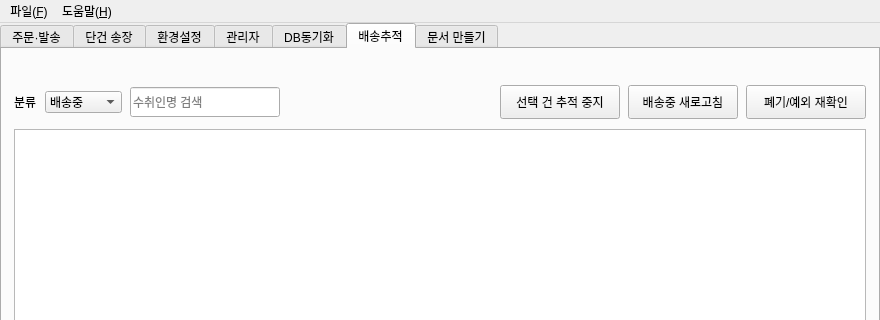
Peanut0711/easy-fulfill, file ui/main_window.ui: the form before one commit; both pictures show x 0 to 880 and y 0 to 320 of the 880 by 740 pixel window.
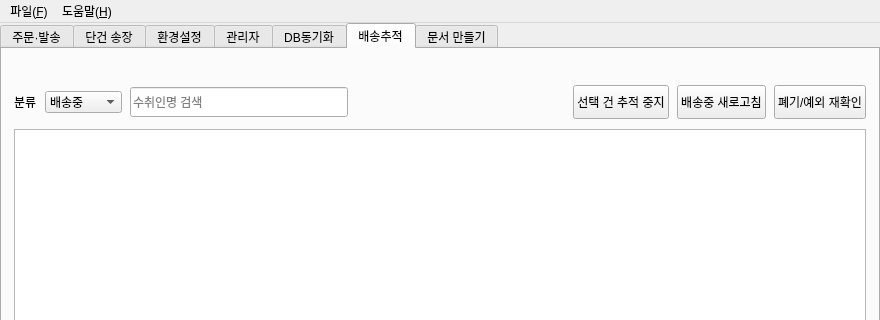
The form after the commit. The open tabs and pages were chosen to show the change.

Commit message:
feat(ui): 배송추적·상세페이지 탭 최소 크기 줄이기
창 크기·설정 탭 계획 A-1·A-2. 창을 띄우지 않고 Windows 맑은 고딕 기준으로
창과 탭별 최소 크기를 재는 tools/measure_window_sizes.py와 크기 예산
(창 680×560, 탭 670×440) 테스트를 추가했다.

- 배송추적: 진행 문구를 건수 줄 오른쪽으로 옮기고 검색칸·버튼 최소 폭을
  줄였다. 건수·진행 문구는 글자가 길어도 창을 넓히지 않고 원문은 툴팁으로 보인다.
- 상세페이지: 탭 내용을 스크롤 영역에 넣었다.
- 앱 버전 0.0.9.

측정(전→후): 배송추적 탭 최소 폭 700→631, 상세페이지 탭 최소 높이 600→54,
창 최소 크기 706×806→667×806. 높이는 관리자 탭(689) 때문에 남아 있어
B단계에서 해결한다. 이 커밋의 테스트는 모두 통과했다(다음 커밋의 창 위치
테스트 파일 제외).

```diff
--- a/ui/main_window.ui
+++ b/ui/main_window.ui
@@ -1643,7 +1643,7 @@
           <item>
            <widget class="QLabel" name="label_tracking_count">
             <property name="sizePolicy">
-             <sizepolicy hsizetype="Expanding" vsizetype="Preferred">
+             <sizepolicy hsizetype="Ignored" vsizetype="Preferred">
               <horstretch>1</horstretch>
               <verstretch>0</verstretch>
              </sizepolicy>
@@ -1656,6 +1656,22 @@
             </property>
            </widget>
           </item>
+          <item>
+           <widget class="QLabel" name="label_tracking_summary">
+            <property name="sizePolicy">
+             <sizepolicy hsizetype="Ignored" vsizetype="Preferred">
+              <horstretch>1</horstretch>
+              <verstretch>0</verstretch>
+             </sizepolicy>
+            </property>
+            <property name="text">
+             <string/>
+            </property>
+            <property name="alignment">
+             <set>Qt::AlignmentFlag::AlignRight|Qt::AlignmentFlag::AlignVCenter</set>
+            </property>
+           </widget>
+          </item>
          </layout>
         </item>
         <item>
@@ -1713,7 +1729,7 @@
            <widget class="QLineEdit" name="lineEdit_tracking_recipient_search">
             <property name="minimumSize">
              <size>
-              <width>150</width>
+              <width>120</width>
               <height>30</height>
              </size>
             </property>
@@ -1726,26 +1742,23 @@
            </widget>
           </item>
           <item>
-           <widget class="QLabel" name="label_tracking_summary">
-            <property name="sizePolicy">
-             <sizepolicy hsizetype="Expanding" vsizetype="Preferred">
-              <horstretch>1</horstretch>
-              <verstretch>0</verstretch>
-             </sizepolicy>
+           <spacer name="horizontalSpacer_tracking_actions">
+            <property name="orientation">
+             <enum>Qt::Orientation::Horizontal</enum>
             </property>
-            <property name="text">
-             <string/>
+            <property name="sizeHint" stdset="0">
+             <size>
+              <width>0</width>
+              <height>20</height>
+             </size>
             </property>
-            <property name="wordWrap">
-             <bool>true</bool>
-            </property>
-           </widget>
+           </spacer>
           </item>
           <item>
            <widget class="QPushButton" name="pushButton_tracking_stop_selected">
             <property name="minimumSize">
              <size>
-              <width>120</width>
+              <width>0</width>
               <height>34</height>
              </size>
             </property>
@@ -1761,7 +1774,7 @@
            <widget class="QPushButton" name="pushButton_refresh_tracking">
             <property name="minimumSize">
              <size>
-              <width>110</width>
+              <width>0</width>
               <height>34</height>
              </size>
             </property>
@@ -1783,7 +1796,7 @@
            <widget class="QPushButton" name="pushButton_refresh_tracking_exceptions">
             <property name="minimumSize">
              <size>
-              <width>120</width>
+              <width>0</width>
               <height>34</height>
              </size>
             </property>
```
The commit also changes 7 other files.
